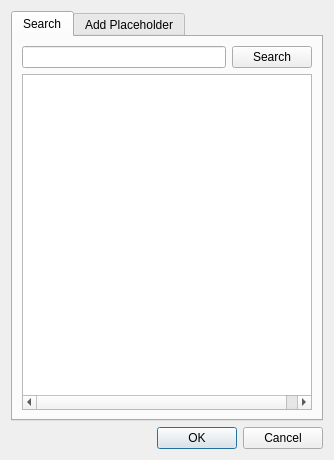
This is cmoviesearch.ui in birkeh/qtMultimediaDB as Qt 5 draws it before an edit. The edited form follows.
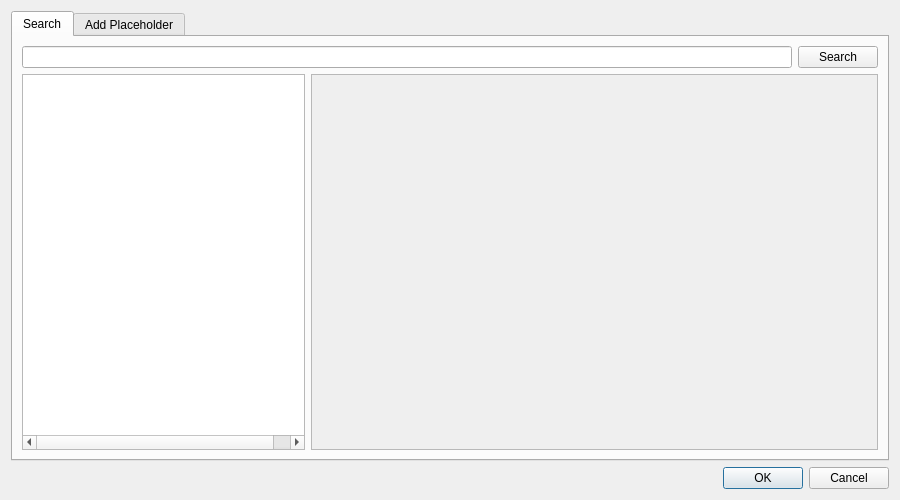
This is the edited form. Custom widgets are drawn as their Qt base class.

Commit message: added preview to movie search

Diff of the .ui file:
```diff
--- a/cmoviesearch.ui
+++ b/cmoviesearch.ui
@@ -6,8 +6,8 @@
    <rect>
     <x>0</x>
     <y>0</y>
-    <width>334</width>
-    <height>460</height>
+    <width>900</width>
+    <height>500</height>
    </rect>
   </property>
   <property name="windowTitle">
@@ -35,8 +35,6 @@
       </attribute>
       <layout class="QGridLayout" name="gridLayout">
        <item row="0" column="0">
-        <layout class="QVBoxLayout" name="verticalLayout_2">
-         <item>
           <layout class="QVBoxLayout" name="verticalLayout">
            <item>
             <layout class="QHBoxLayout" name="horizontalLayout">
@@ -53,6 +51,8 @@
             </layout>
            </item>
            <item>
+          <layout class="QHBoxLayout" name="horizontalLayout_2" stretch="1,2">
+           <item>
             <widget class="QTreeWidget" name="m_lpResults">
              <property name="selectionMode">
               <enum>QAbstractItemView::ExtendedSelection</enum>
@@ -80,6 +80,28 @@
              </column>
             </widget>
            </item>
+           <item>
+            <widget class="QScrollArea" name="m_lpMovieDetailsScroller">
+             <property name="widgetResizable">
+              <bool>true</bool>
+             </property>
+             <widget class="QWidget" name="scrollAreaWidgetContents">
+              <property name="geometry">
+               <rect>
+                <x>0</x>
+                <y>0</y>
+                <width>563</width>
+                <height>372</height>
+               </rect>
+              </property>
+              <layout class="QGridLayout" name="gridLayout_5">
+               <item row="0" column="0">
+                <widget class="cMovieDetails" name="m_lpMovieDetails" native="true"/>
+               </item>
+              </layout>
+             </widget>
+            </widget>
+           </item>
           </layout>
          </item>
         </layout>
@@ -145,6 +167,14 @@
    </item>
   </layout>
  </widget>
+ <customwidgets>
+  <customwidget>
+   <class>cMovieDetails</class>
+   <extends>QWidget</extends>
+   <header>cmoviedetails.h</header>
+   <container>1</container>
+  </customwidget>
+ </customwidgets>
  <tabstops>
   <tabstop>m_lpSearch</tabstop>
   <tabstop>m_lpSearchButton</tabstop>
```
Left out of the diff: 5 changed lines with no effect on the pictures. Lines whose indentation alone changed are shown as unchanged. The commit also changes 10 other files.
